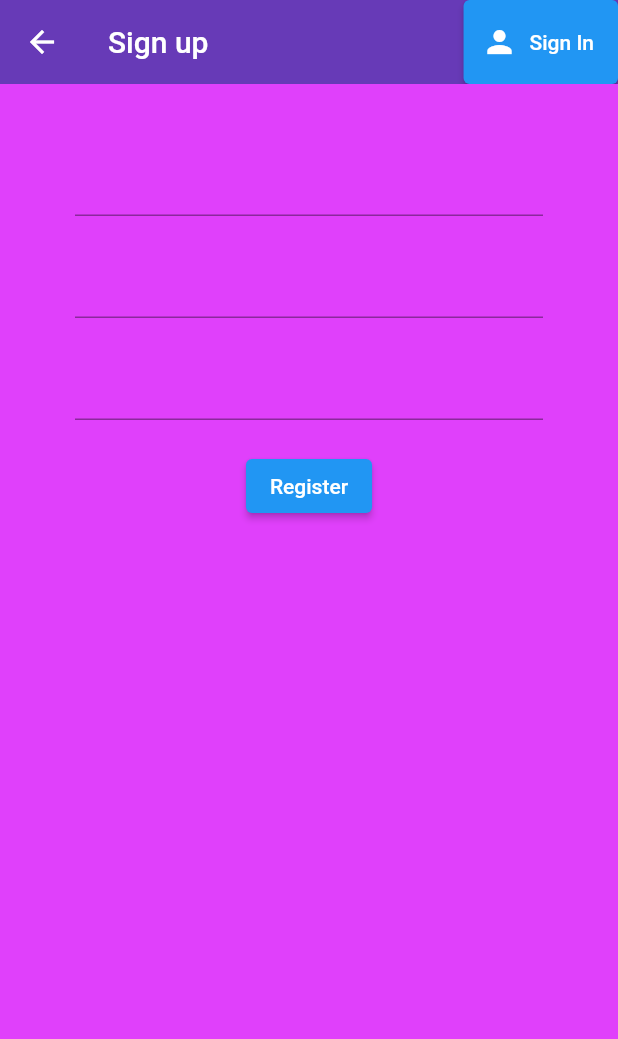
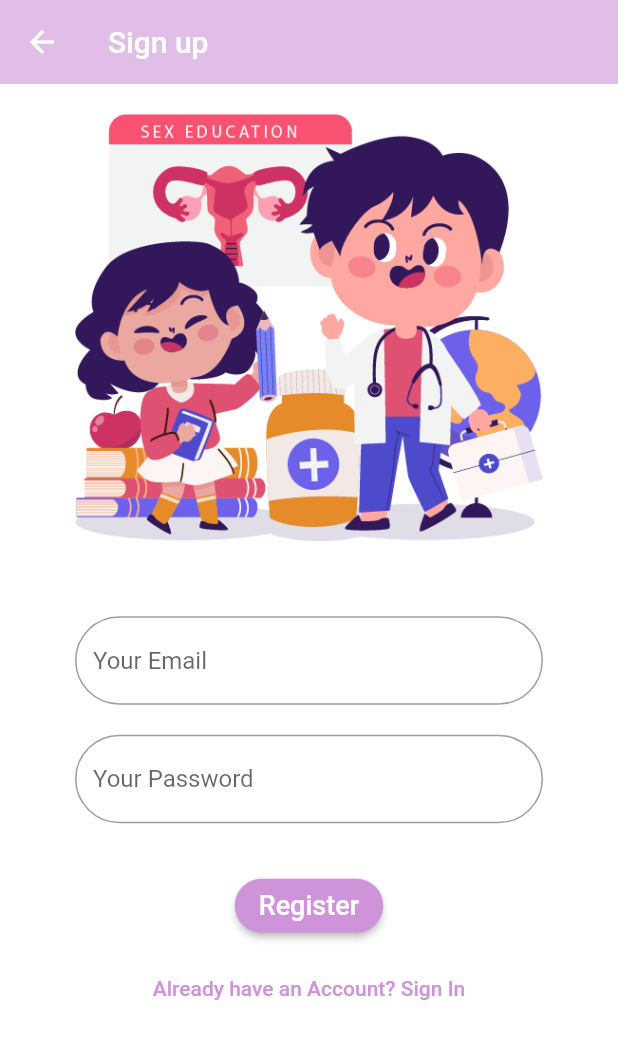
Before and after one commit to Ayushi-Singh-1903/Solution_Challenge, a Flutter app: the Register screen opened directly, on a phone screen of 412 x 824 dp. Shown: the top 1039 px of the screen. Run offline on Flutter 3.47's test engine with Material 2 defaults, Android fonts, the phone set to English and light mode, and no system bars; our stand-ins replace cloud_firestore, firebase_auth, firebase_core; accounts and stored records are empty.

Commit message:
New Commit

```diff
--- a/lib/authentication/register.dart
+++ b/lib/authentication/register.dart
@@ -15,40 +15,35 @@ class _RegisterState extends State<Register> {
   final _formKey = GlobalKey<FormState>();
   String email='';
   String password='';
-  String name='';
   String error='';
   @override
   Widget build(BuildContext context) {
     return Scaffold(
-      backgroundColor: Colors.purpleAccent,
+      resizeToAvoidBottomInset : false,
+      backgroundColor: Colors.white,
       appBar: AppBar(
-        backgroundColor: Colors.deepPurple,
+        backgroundColor: Colors.purple[100],
         elevation: 0.0,
         title: Text('Sign up'),
-        actions: <Widget>[
-          ElevatedButton.icon(
-            icon: Icon(Icons.person),
-            label: Text('Sign In'),
-            onPressed: () {
-              widget.toggleView();
-            },)
-        ],
       ),
       body:Container(
           padding:EdgeInsets.symmetric(vertical: 20.0,horizontal: 50.0),
           child: Form(
-            key: _formKey,
+              key: _formKey,
               child: Column(
                 children: [
-                  SizedBox(height: 20.0),
+                  Container(
+                    //height: 200,
+                    child: Image.asset("images/register_img1.png"),
+                  ),
+                  SizedBox(height: 50.0),
                   TextFormField(
-                      validator: (val) => val!.isEmpty?'Enter name':null,
-                      onChanged: (val){
-                        setState(() => name=val);
-                      }
-                  ),
-                  SizedBox(height: 20.0),
-                  TextFormField(
+                      decoration: InputDecoration(
+                        hintText: "Your Email",
+                        border: OutlineInputBorder(
+                          borderRadius: BorderRadius.circular(50),
+                        ),
+                      ),
                       validator: (val) => val!.isEmpty?'Enter email':null,
                       onChanged: (val){
                         setState(() => email=val);
@@ -56,32 +51,54 @@ class _RegisterState extends State<Register> {
                   ),
                   SizedBox(height:20.0),
                   TextFormField(
+                      decoration: InputDecoration(
+                        hintText: "Your Password",
+                        border: OutlineInputBorder(
+                          borderRadius: BorderRadius.circular(50),
+                        ),
+                      ),
                       obscureText: true,
                       validator: (val) => val!.length<6?'Enter a password 6+ chars long':null,
                       onChanged: (val){
                         setState(() => password=val);
                       }
                   ),
-                  SizedBox(height:20.0),
+                  SizedBox(height:7.0),
+                  Text(
+                    error,
+                    style: TextStyle(color: Colors.red,fontSize: 14.0),
+
+                  ),
+                  SizedBox(height:8.0),
                   ElevatedButton(
+                      style: ElevatedButton.styleFrom(
+                        primary: Colors.purple[200],
+                        shape: RoundedRectangleBorder(
+                          borderRadius: BorderRadius.circular(30.0),
+                        ),
+                      ),
                       onPressed: () async{
                         if(_formKey.currentState!.validate()){
                           dynamic result = await _auth.registerWithEmailAndPassword(email, password);
                           if(result==null){
-                            setState(()=>error='please type a valid email');
+                            setState(()=>error='Please type a valid Email');
                           }
                         }
                       },
                       child: Text(
                         'Register',
-                        style: TextStyle(color: Colors.white),
+                        style: TextStyle(color: Colors.white,
+                            fontSize: 18),
                       )),
-                  SizedBox(height: 12.0,),
-                  Text(
-                    error,
-                    style: TextStyle(color: Colors.red,fontSize: 14.0),
+                  SizedBox(height: 7.0,),
+                  TextButton(onPressed: () {
+                    widget.toggleView();
+                  },
+                    child: Text(
+                      'Already have an Account? Sign In',
+                      style: TextStyle(color: Colors.purple[200],fontSize: 14.0),
+                    ),)
 
-                  )
                 ],
               )
           )
--- a/lib/main.dart
+++ b/lib/main.dart
@@ -34,7 +34,7 @@ class MyApp extends StatelessWidget {
           primarySwatch: Colors.blue,
           visualDensity: VisualDensity.adaptivePlatformDensity,
         ),
-        home: h1(),
+        home: Wrapper(),
       ),
     );
   }
```
Also changed, not shown: lib/Helpline/h3.dart (added, +130 -0 lines), lib/authentication/signIn.dart (+47 -21 lines), images/login_img1.png (added), images/register_img1.png (added), pubspec.lock.
